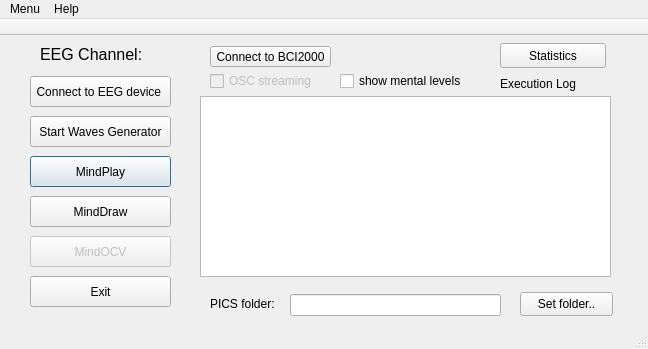
androxim/minddrawplay, file ui/mainwindow.ui: the form before one commit.
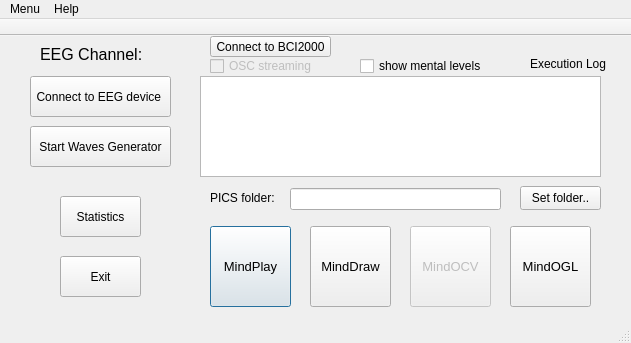
The form after the commit.

```diff
--- a/ui/mainwindow.ui
+++ b/ui/mainwindow.ui
@@ -9,8 +9,8 @@
    <rect>
     <x>0</x>
     <y>0</y>
-    <width>648</width>
-    <height>349</height>
+    <width>631</width>
+    <height>343</height>
    </rect>
   </property>
   <property name="windowTitle">
@@ -20,12 +20,17 @@
    <widget class="QPushButton" name="pushButton">
     <property name="geometry">
      <rect>
-      <x>30</x>
-      <y>240</y>
-      <width>141</width>
-      <height>31</height>
+      <x>60</x>
+      <y>220</y>
+      <width>81</width>
+      <height>41</height>
      </rect>
     </property>
+    <property name="font">
+     <font>
+      <pointsize>9</pointsize>
+     </font>
+    </property>
     <property name="text">
      <string>Exit</string>
     </property>
@@ -33,12 +38,17 @@
    <widget class="QPushButton" name="pushButton_3">
     <property name="geometry">
      <rect>
-      <x>30</x>
-      <y>120</y>
-      <width>141</width>
-      <height>31</height>
+      <x>210</x>
+      <y>190</y>
+      <width>81</width>
+      <height>81</height>
      </rect>
     </property>
+    <property name="font">
+     <font>
+      <pointsize>10</pointsize>
+     </font>
+    </property>
     <property name="text">
      <string>MindPlay</string>
     </property>
@@ -73,7 +83,7 @@
     <property name="geometry">
      <rect>
       <x>210</x>
-      <y>10</y>
+      <y>0</y>
       <width>121</width>
       <height>21</height>
      </rect>
@@ -85,12 +95,17 @@
    <widget class="QPushButton" name="pushButton_4">
     <property name="geometry">
      <rect>
-      <x>30</x>
-      <y>160</y>
-      <width>141</width>
-      <height>31</height>
+      <x>310</x>
+      <y>190</y>
+      <width>81</width>
+      <height>81</height>
      </rect>
     </property>
+    <property name="font">
+     <font>
+      <pointsize>10</pointsize>
+     </font>
+    </property>
     <property name="text">
      <string>MindDraw</string>
     </property>
@@ -118,9 +133,9 @@
    <widget class="QLabel" name="label_3">
     <property name="geometry">
      <rect>
-      <x>500</x>
-      <y>40</y>
-      <width>91</width>
+      <x>530</x>
+      <y>20</y>
+      <width>81</width>
       <height>16</height>
      </rect>
     </property>
@@ -134,9 +149,14 @@
       <x>30</x>
       <y>40</y>
       <width>141</width>
-      <height>31</height>
+      <height>41</height>
      </rect>
     </property>
+    <property name="font">
+     <font>
+      <pointsize>9</pointsize>
+     </font>
+    </property>
     <property name="text">
      <string>Connect to EEG device </string>
     </property>
@@ -145,9 +165,9 @@
     <property name="geometry">
      <rect>
       <x>200</x>
-      <y>60</y>
-      <width>411</width>
-      <height>181</height>
+      <y>40</y>
+      <width>401</width>
+      <height>101</height>
      </rect>
     </property>
    </widget>
@@ -157,12 +177,17 @@
     </property>
     <property name="geometry">
      <rect>
-      <x>30</x>
-      <y>200</y>
-      <width>141</width>
-      <height>31</height>
+      <x>410</x>
+      <y>190</y>
+      <width>81</width>
+      <height>81</height>
      </rect>
     </property>
+    <property name="font">
+     <font>
+      <pointsize>10</pointsize>
+     </font>
+    </property>
     <property name="text">
      <string>MindOCV</string>
     </property>
@@ -177,11 +202,16 @@
     <property name="geometry">
      <rect>
       <x>210</x>
-      <y>260</y>
+      <y>154</y>
       <width>71</width>
       <height>16</height>
      </rect>
     </property>
+    <property name="font">
+     <font>
+      <pointsize>9</pointsize>
+     </font>
+    </property>
     <property name="text">
      <string>PICS folder:</string>
     </property>
@@ -190,7 +220,7 @@
     <property name="geometry">
      <rect>
       <x>290</x>
-      <y>258</y>
+      <y>152</y>
       <width>211</width>
       <height>22</height>
      </rect>
@@ -200,8 +230,8 @@
     <property name="geometry">
      <rect>
       <x>520</x>
-      <y>256</y>
-      <width>93</width>
+      <y>150</y>
+      <width>81</width>
       <height>24</height>
      </rect>
     </property>
@@ -216,7 +246,7 @@
     <property name="geometry">
      <rect>
       <x>210</x>
-      <y>35</y>
+      <y>20</y>
       <width>121</width>
       <height>20</height>
      </rect>
@@ -231,8 +261,8 @@
     </property>
     <property name="geometry">
      <rect>
-      <x>340</x>
-      <y>35</y>
+      <x>360</x>
+      <y>20</y>
       <width>141</width>
       <height>20</height>
      </rect>
@@ -245,11 +275,16 @@
     <property name="geometry">
      <rect>
       <x>30</x>
-      <y>80</y>
+      <y>90</y>
       <width>141</width>
-      <height>31</height>
+      <height>41</height>
      </rect>
     </property>
+    <property name="font">
+     <font>
+      <pointsize>9</pointsize>
+     </font>
+    </property>
     <property name="text">
      <string>Start Waves Generator</string>
     </property>
@@ -257,24 +292,47 @@
    <widget class="QPushButton" name="pushButton_9">
     <property name="geometry">
      <rect>
-      <x>500</x>
-      <y>7</y>
-      <width>106</width>
-      <height>25</height>
+      <x>60</x>
+      <y>160</y>
+      <width>81</width>
+      <height>41</height>
      </rect>
     </property>
+    <property name="font">
+     <font>
+      <pointsize>9</pointsize>
+     </font>
+    </property>
     <property name="text">
      <string>Statistics</string>
     </property>
    </widget>
+   <widget class="QPushButton" name="pushButton_10">
+    <property name="geometry">
+     <rect>
+      <x>510</x>
+      <y>190</y>
+      <width>81</width>
+      <height>81</height>
+     </rect>
+    </property>
+    <property name="font">
+     <font>
+      <pointsize>10</pointsize>
+     </font>
+    </property>
+    <property name="text">
+     <string>MindOGL</string>
+    </property>
+   </widget>
   </widget>
   <widget class="QMenuBar" name="menuBar">
    <property name="geometry">
     <rect>
      <x>0</x>
      <y>0</y>
-     <width>648</width>
-     <height>26</height>
+     <width>631</width>
+     <height>21</height>
     </rect>
    </property>
    <widget class="QMenu" name="menuMenu">
```
Left out of the diff: 2 changed lines with no effect on the pictures.
